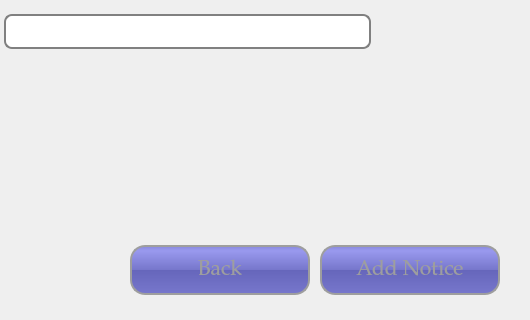
Old version of the form UI/AddNoticePageUI.ui in the repository tural777/FinalProject; both pictures show x 270 to 800 and y 280 to 600 of the 800 by 600 pixel window.
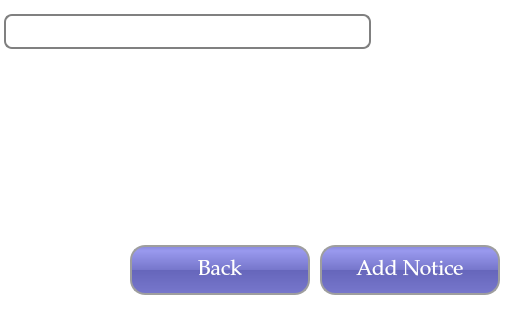
New version of the form.

The edit to the form file:
```diff
--- a/UI/AddNoticePageUI.ui
+++ b/UI/AddNoticePageUI.ui
@@ -31,6 +31,9 @@
   <property name="windowTitle">
    <string>Term Spors Complex</string>
   </property>
+  <property name="styleSheet">
+   <string notr="true">background-color: rgb(255, 255, 255);</string>
+  </property>
   <widget class="QWidget" name="horizontalLayoutWidget">
    <property name="geometry">
     <rect>
@@ -156,7 +159,7 @@
 	border: 2px solid #9E9E9E;
 	border-radius: 15px;
 	background-color: QLinearGradient( x1: 0, y1: 0, x2: 0, y2: 1, stop: 0 #88d, stop: 0.1 #99e, stop: 0.49 #77c, stop: 0.5 #66b, stop: 1 #77c);
-	color: #9E9E9E;
+	color: #FFFFFF;
 }
 QPushButton:hover{
 	color: #FFFFFF;
@@ -197,7 +200,7 @@
 	border: 2px solid #9E9E9E;
 	border-radius: 15px;
 	background-color: QLinearGradient( x1: 0, y1: 0, x2: 0, y2: 1, stop: 0 #88d, stop: 0.1 #99e, stop: 0.49 #77c, stop: 0.5 #66b, stop: 1 #77c);
-	color: #9E9E9E;
+	color: #FFFFFF;
 }
 QPushButton:hover{
 	color: #FFFFFF;
```
Left out of the diff: 16 changed lines with no effect on the pictures.
